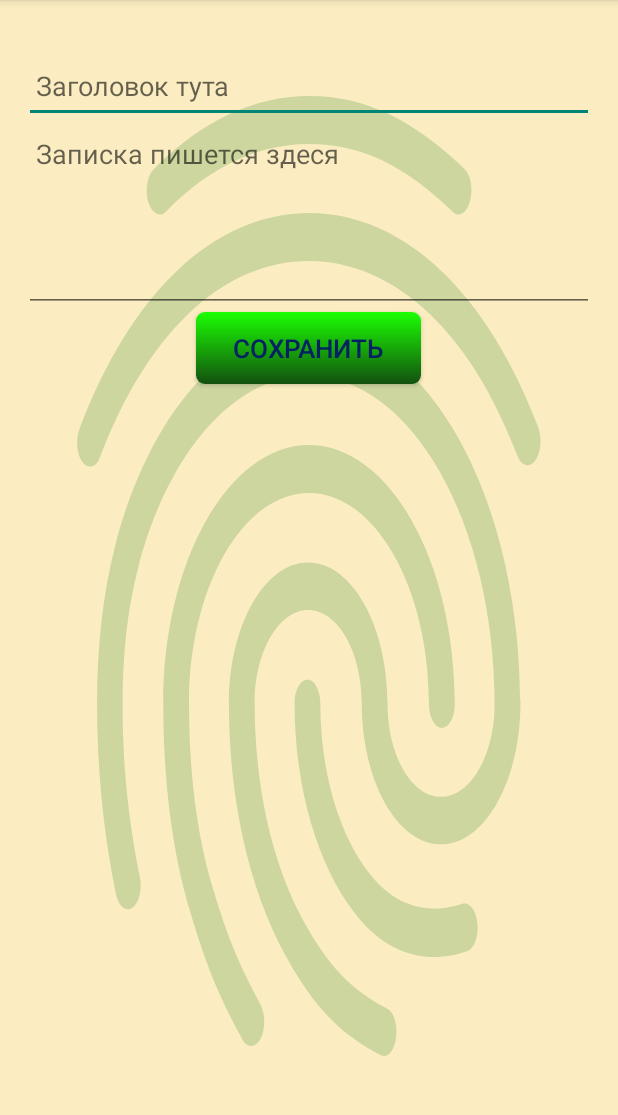
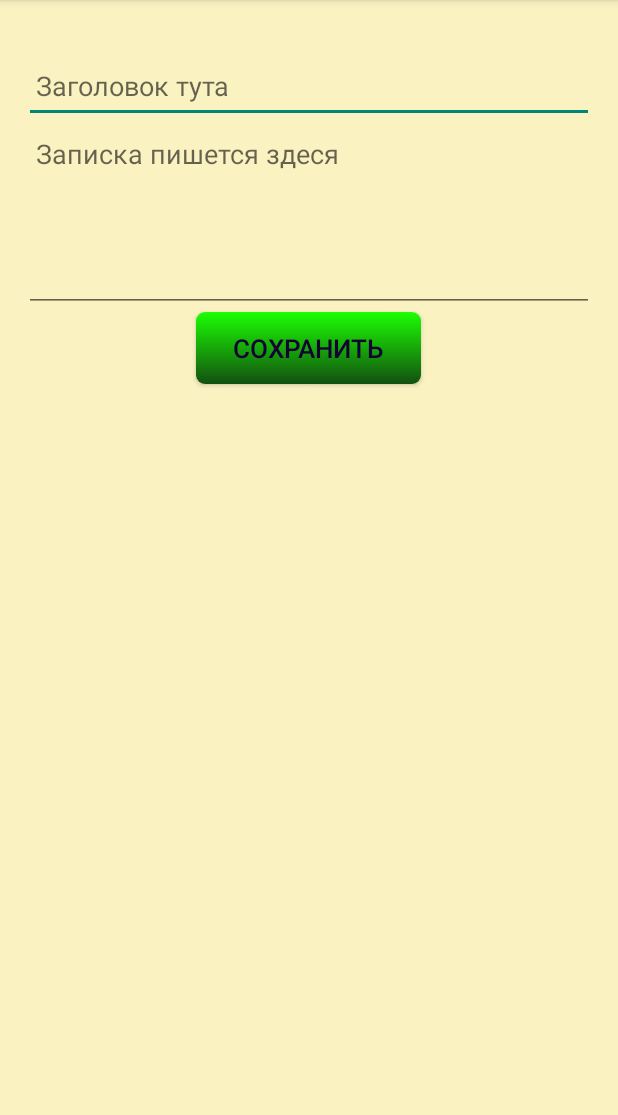
Before and after one commit to Cbet0mup/mutlitulforandroidapp, an Android app: the AddNoteActivity screen opened directly, with no data from a screen before it, on a phone screen of 412 x 824 dp, the part 84-1199 px from its top. Run offline under Robolectric (Android 15) with nearby library versions, the light colour scheme and no system bars.

Commit message:
fix bugs

```diff
--- a/app/src/main/res/layout/activity_add_note.xml
+++ b/app/src/main/res/layout/activity_add_note.xml
@@ -1,15 +1,11 @@
 <?xml version="1.0" encoding="utf-8"?>
-<LinearLayout xmlns:android="http://schemas.android.com/apk/res/android"
-    android:layout_width="match_parent"
-    android:layout_height="match_parent"
-    android:background="@color/backgoundColorActivity">
 <LinearLayout xmlns:android="http://schemas.android.com/apk/res/android"
     xmlns:tools="http://schemas.android.com/tools"
     android:layout_width="match_parent"
     android:layout_height="match_parent"
     tools:context="com.pavel.multitool.AddNoteActivity"
     android:padding="16dp"
-    android:background="@drawable/background_image"
+    android:background="@color/backgroundColorApp"
     android:gravity="center|top"
     android:orientation="vertical">
 
@@ -41,11 +37,8 @@
         android:background="@drawable/botton_background"
         android:onClick="saveNote"
         android:text="@string/add_new_note_button"
-        android:textColor="@color/colorButtonText"
-        android:textSize="17sp"
-        android:elevation="10dp"
-        android:translationZ="9dp"/>
+        android:textColor="@color/colorPrimaryDark"
+        android:textSize="17sp" />
 
 
 </LinearLayout>
-</LinearLayout>
--- a/app/src/main/res/layout/activity_get_note.xml
+++ b/app/src/main/res/layout/activity_get_note.xml
@@ -3,7 +3,7 @@
     xmlns:app="http://schemas.android.com/apk/res-auto"
     xmlns:tools="http://schemas.android.com/tools"
     android:layout_width="match_parent"
-    android:background="@color/backgoundColorActivity"
+    android:background="@color/backgroundColorApp"
     android:layout_height="match_parent"
     tools:context="com.pavel.multitool.GetNoteActivity">
 
--- a/app/src/main/res/values/colors.xml
+++ b/app/src/main/res/values/colors.xml
@@ -1,5 +1,8 @@
 <?xml version="1.0" encoding="utf-8"?>
 <resources>
+
+    <color name="backgroundColorApp">#3BFFD607</color>
+
     <color name="backgoundColorActivity">#3BFFC107</color>
     <color name="colorPrimary">#00062B</color>
     <color name="colorPrimaryDark">#110332</color>
```
Also changed, not shown: app/src/main/res/layout/activity_main.xml (+3 -7 lines), app/src/main/res/layout/activity_map.xml (+3 -12 lines), app/src/main/res/layout/activity_redact_note.xml (+4 -10 lines), app/src/main/res/layout/activity_show_saved_location_list.xml (+2 -6 lines), app/src/main/res/layout/activity_trash.xml (+2 -7 lines), app/src/main/res/layout/list_note_view.xml (+3 -8 lines).
